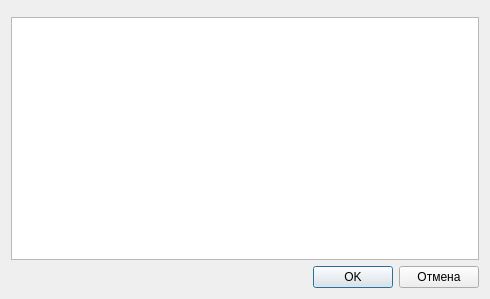
Before: the Qt Designer form src/therapeutist/patientpickerdialog.ui in megakoko/m-system, drawn with Qt 5.
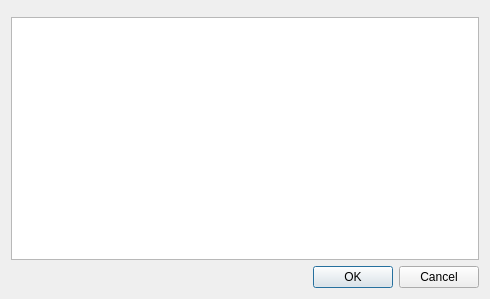
After: the same form once the commit is applied. Custom widgets are drawn as their Qt base class.

Commit message: Заменил кнопки "ОК - Отмена" в диалоговых окнах на стандартный виджет QDialogButtonBox.

```diff
--- a/src/therapeutist/patientpickerdialog.ui
+++ b/src/therapeutist/patientpickerdialog.ui
@@ -31,35 +31,11 @@
     </widget>
    </item>
    <item>
-    <layout class="QHBoxLayout" name="horizontalLayout">
-     <item>
-      <spacer name="horizontalSpacer">
-       <property name="orientation">
-        <enum>Qt::Horizontal</enum>
-       </property>
-       <property name="sizeHint" stdset="0">
-        <size>
-         <width>40</width>
-         <height>20</height>
-        </size>
-       </property>
-      </spacer>
-     </item>
-     <item>
-      <widget class="QPushButton" name="m_ok">
-       <property name="text">
-        <string>OK</string>
-       </property>
-      </widget>
-     </item>
-     <item>
-      <widget class="QPushButton" name="m_cancel">
-       <property name="text">
-        <string>Отмена</string>
-       </property>
-      </widget>
-     </item>
-    </layout>
+    <widget class="QDialogButtonBox" name="m_buttonBox">
+     <property name="standardButtons">
+      <set>QDialogButtonBox::Cancel|QDialogButtonBox::Ok</set>
+     </property>
+    </widget>
    </item>
   </layout>
  </widget>
```
The commit also changes 19 other files.
